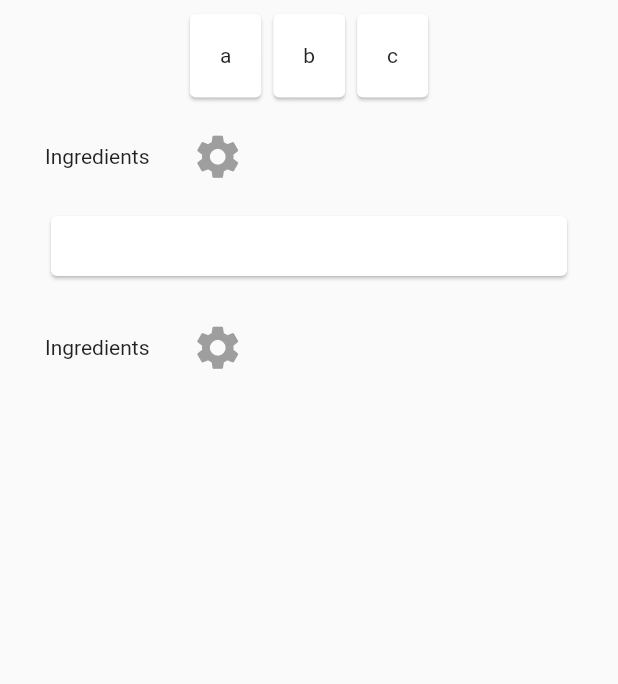
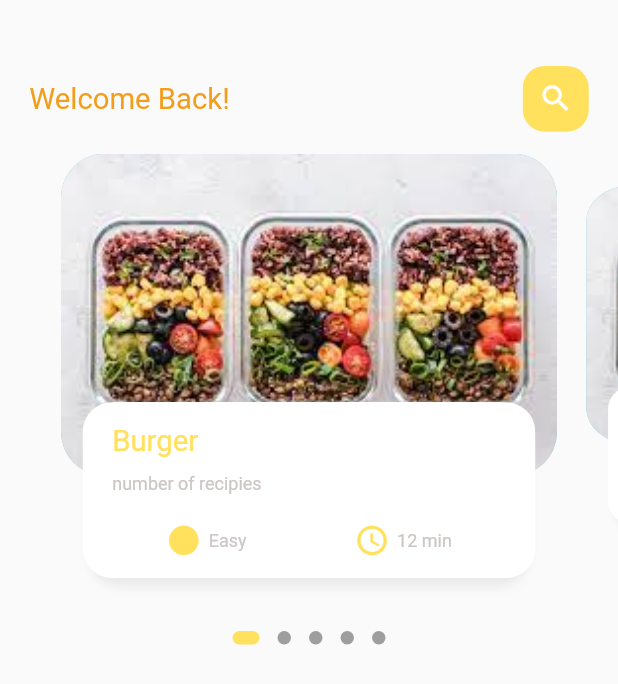
Before and after one commit to Evilfudge/ReciPosts, a Flutter app: the HomePage screen opened directly, on a phone screen of 412 x 824 dp. Shown: the top 684 px of the screen. Run offline on Flutter 3.47's test engine with Material 2 defaults, Android fonts, the phone set to English and light mode, and no system bars; drawn by our look-alikes of dots_indicator; our stand-ins replace get; Roboto replaces fonts that are missing (Anybody).

Commit message:
building home page

```diff
--- /dev/null
+++ b/lib/Home/HomeBody.dart
@@ -0,0 +1,172 @@
+import 'package:dots_indicator/dots_indicator.dart';
+import 'package:flutter/cupertino.dart';
+import 'package:flutter/material.dart';
+import 'package:recies/colors/colorPallete.dart';
+import 'package:recies/diminsions.dart';
+import 'package:recies/widgets/BText.dart';
+import 'package:recies/widgets/IconAndText.dart';
+import 'package:recies/widgets/SText.dart';
+
+
+class HomeBody extends StatefulWidget {
+  const HomeBody({Key? key}) : super(key: key);
+
+  @override
+  State<HomeBody> createState() => _HomeBodyState();
+}
+//
+class _HomeBodyState extends State<HomeBody> {
+  PageController pageController = PageController(viewportFraction: 0.85 );
+  var _currentPageValue = 0.0;
+  double _scaleFactor = 0.8;
+  double _height = Diminsions.pageViewContainer;
+
+  @override
+  void initState(){
+    super.initState();
+    pageController.addListener(() {
+     setState(() {
+       _currentPageValue = pageController.page!;
+
+
+     });
+    });
+  }
+
+  @override
+  void dispose(){
+    pageController.dispose();
+  }
+
+
+  @override
+  Widget build(BuildContext context) {
+    return Column(
+      children: [
+        Container(
+
+          height: Diminsions.pageView,
+          child: PageView.builder(
+              controller: pageController,
+              itemCount: 5,
+              itemBuilder: (context, position){
+                return _buildPageItem(position);
+              }),
+        ),
+    new DotsIndicator(
+    dotsCount: 5,
+    position: _currentPageValue,
+    decorator: DotsDecorator(
+    activeColor: colorPallete.prime,
+    size: const Size.square(9.0),
+    activeSize: const Size(18.0, 9.0),
+    activeShape: RoundedRectangleBorder(borderRadius: BorderRadius.circular(5.0)),
+    ),
+    )
+      ],
+    );
+  }
+  Widget _buildPageItem(int index){
+
+    Matrix4 matrix = Matrix4.identity();
+
+    if (index == _currentPageValue.floor()){
+      var currentScale = 1 - (_currentPageValue - index) * (1 - _scaleFactor);
+      var currenTransform = _height * (1 - currentScale) / 2;
+      matrix = Matrix4.diagonal3Values(1, currentScale, 1)..setTranslationRaw(0, currenTransform, 0);
+
+    }
+
+    else if (index == _currentPageValue.floor() + 1){
+      var currentScale = _scaleFactor + (_currentPageValue - index + 1) * (1 - _scaleFactor);
+      var currenTransform = _height * (1 - currentScale) / 2;
+
+      matrix = Matrix4.diagonal3Values(1, currentScale, 1)..setTranslationRaw(0, currenTransform, 0);
+    }
+
+    else if (index == _currentPageValue.floor() - 1){
+      var currentScale = 1 - (_currentPageValue - index) * (1 - _scaleFactor);
+      var currenTransform = _height * (1 - currentScale) / 2;
+
+      matrix = Matrix4.diagonal3Values(1, currentScale, 1)..setTranslationRaw(0, currenTransform, 0);
+    }
+    else{
+      var currentScale = 0.8;
+      matrix = Matrix4.diagonal3Values(1, currentScale, 1)..setTranslationRaw(0, _height * (1 - _scaleFactor) / 2, 1);
+    }
+
+    return Transform(
+      transform: matrix,
+      child: Stack(
+        children: [
+          Container(
+            height: Diminsions.pageViewContainer,
+            margin: EdgeInsets.only(left: Diminsions.width10, right: Diminsions.width10),
+            decoration: BoxDecoration(
+                borderRadius: BorderRadius.circular(Diminsions.radius30),
+                color: Color(0xFF69c5df),
+                image: DecorationImage(
+                    fit: BoxFit.cover,
+                    image: AssetImage(
+                        "assets/image/food1.jpeg"
+                    )
+                )
+            ),
+          ),
+          Align(
+            alignment: Alignment.bottomCenter,
+            child: Container(
+              height: Diminsions.pageViewTextContainer,
+              margin: EdgeInsets.only(left: Diminsions.width30, right: Diminsions.width30, bottom: Diminsions.height30),
+              decoration: BoxDecoration(
+                  borderRadius: BorderRadius.circular(Diminsions.radius20),
+                  color: Colors.white,
+                  boxShadow: [
+                    BoxShadow(
+                      color: Color(0xFFe8e8e8),
+                      blurRadius: 5.0,
+                      offset: Offset(0, 5)
+                    ),
+                    BoxShadow(
+                      color: Colors.white,
+                      offset: Offset(-5, 0)
+                    ),
+                    BoxShadow(
+                        color: Colors.white,
+                        offset: Offset(5, 0)
+                    ),
+                  ]
+              ),
+              child: Container(
+                padding: EdgeInsets.only(top: Diminsions.paddingheight15, left: Diminsions.paddingwidth15, right: Diminsions.paddingwidth15),
+                child: Column(
+                  crossAxisAlignment: CrossAxisAlignment.start,
+                  children: [
+                    BText(text: "Burger"),
+                    SizedBox(height: Diminsions.height10,),
+                    Row(
+                      children: [
+                        SText(text: "number of recipies"),
+
+                      ],
+                    ),
+                    SizedBox(height: Diminsions.height20,),
+                    Row(
+                      mainAxisAlignment: MainAxisAlignment.spaceAround,
+                      children: [
+
+                       IconAndText(icon: Icons.circle_sharp, text: "Easy", color: colorPallete.light, iconColor: colorPallete.prime),
+                       IconAndText(icon: Icons.access_time_rounded, text: "12 min", color: colorPallete.light, iconColor: colorPallete.prime)
+                      ],
+                    )
+                  ],
+                ),
+              ),
+
+            ),
+          )
+        ],
+      ),
+    );
+  }
+}
--- /dev/null
+++ b/lib/Home/HomePage.dart
@@ -0,0 +1,57 @@
+import 'package:flutter/cupertino.dart';
+import 'package:flutter/material.dart';
+import 'package:recies/colors/colorPallete.dart';
+import 'package:recies/diminsions.dart';
+import 'package:recies/widgets/BText.dart';
+
+import 'HomeBody.dart';
+
+class HomePage extends StatefulWidget {
+  const HomePage({Key? key}) : super(key: key);
+
+  @override
+  State<HomePage> createState() => _HomePageState();
+}
+
+class _HomePageState extends State<HomePage> {
+  @override
+  Widget build(BuildContext context) {
+
+    return  Scaffold(
+      body: Column(
+        children: [
+          Container(
+            child: Container(
+              margin: EdgeInsets.only(top: Diminsions.height45, bottom: Diminsions.paddingheight15),
+              padding: EdgeInsets.only(left: Diminsions.width20, right: Diminsions.width20),
+              child: Row(
+                mainAxisAlignment: MainAxisAlignment.spaceBetween,
+                children: [
+                  Column(
+                    children: [
+                      BText(text: "Welcome Back!", color: colorPallete.secondary),
+
+                    ],
+                  ),
+                  Center(
+                    child: Container(
+                      width: Diminsions.width45,
+                      height: Diminsions.height45,
+                      child: Icon(Icons.search,color: Colors.white, size: Diminsions.iconSizeDefault,),
+                      decoration: BoxDecoration(
+                        borderRadius: BorderRadius.circular(Diminsions.radius15),
+                        color: colorPallete.prime,
+                      ),
+                    ),
+                  )
+                ],
+              ),
+            ),
+
+          ),
+          HomeBody(),
+        ],
+      ),
+    );
+  }
+}
--- /dev/null
+++ b/lib/colors/colorPallete.dart
@@ -0,0 +1,12 @@
+
+import 'dart:ui';
+
+class colorPallete{
+  static final Color prime = const Color(0xFFFFE15D);
+  static final Color secondary = const Color(0xFFF49D1A);
+  static final Color accent = const Color(0xFFDC3535);
+  static final Color fourth = const Color(0xFFB01E68);
+  static final Color blackLight = const Color(0xFF332d2b);
+  static final Color light = const Color(0xFFccc7c5);
+
+}
--- /dev/null
+++ b/lib/diminsions.dart
@@ -0,0 +1,27 @@
+import 'package:get/get.dart';
+
+class Diminsions{
+  static double screenHeight = Get.context!.height;
+  static double screenWidth = Get.context!.width;
+
+  static double pageViewContainer = screenHeight / 3.84;
+  static double pageViewTextContainer = screenHeight / 7.03;
+  static double pageView = screenHeight / 2.64;
+  static double height10 = screenHeight / 84.4;
+  static double height20 = screenHeight / 42.2;
+  static double height30 = screenHeight / 28.13;
+  static double height45 = screenHeight / 18.76;
+  static double paddingheight15 = screenHeight / 56.27;
+  static double width10 = screenHeight / 84.4;
+  static double width20 = screenHeight / 42.2;
+  static double width30 = screenHeight / 28.13;
+  static double width45 = screenHeight / 18.76;
+  static double paddingwidth15 = screenHeight / 56.27;
+  static double font20 = screenHeight / 42.2;
+  static double radius15 = screenHeight / 56.27;
+  static double radius20 = screenHeight / 42.2;
+  static double radius30 = screenHeight / 28.13;
+  static double iconSizeDefault = screenHeight / 35.17;
+
+
+}
--- a/lib/main.dart
+++ b/lib/main.dart
@@ -1,255 +1,24 @@
 import 'package:flutter/material.dart';
+import 'package:get/get_navigation/src/root/get_material_app.dart';
+import 'package:recies/Home/HomePage.dart';
 
 void main() {
-  runApp(const ReciPosts());
+  runApp(const MyApp());
 }
 
-class ReciPosts extends StatelessWidget {
-  const ReciPosts({super.key});
+class MyApp extends StatelessWidget {
+  const MyApp({super.key});
 
-  static const String _title = 'ReciPosts';
+  // This widget is the root of your application.
   @override
   Widget build(BuildContext context) {
-    return ReciPostsTheme(title: _title);
-  }
-}
-
-class ReciPostsTheme extends StatelessWidget {
-  const ReciPostsTheme({
-    Key? key,
-    required String title,
-  }) : _title = title, super(key: key);
-
-  final String _title;
-
-  @override
-  Widget build(BuildContext context) {
-    return MaterialApp(
+    return GetMaterialApp(
+      title: 'Flutter Demo',
       debugShowCheckedModeBanner: false,
-      title: _title,
       theme: ThemeData(
-          colorScheme: const ColorScheme.light(),
-          fontFamily: 'Anybody',
-          appBarTheme: const AppBarTheme(backgroundColor: Colors.amber)),
-      darkTheme: ThemeData(
-          colorScheme: const ColorScheme.dark(),
-          fontFamily: 'Anybody',
-          appBarTheme: const AppBarTheme(backgroundColor: Colors.blue)),
-      themeMode: ThemeMode.system,
-      home: Scaffold(
-        appBar: AppBar(
-          title: Text(_title),
-        ),
-        body: HomePage(),
+        primarySwatch: Colors.blue,
       ),
+      home: const HomePage(),
     );
   }
 }
-
-class HomePage extends StatefulWidget {
-  const HomePage({super.key});
-
-  @override
-  State<HomePage> createState() => _HomePageState();
-}
-
-class _HomePageState extends State<HomePage> {
-  List<RecipeButtonText> btnText = [
-    RecipeButtonText(text: 'a'),
-    RecipeButtonText(text: 'b'),
-    RecipeButtonText(text: 'c')
-  ];
-
-  List<RecipeIngredients> listIngredient = [
-    RecipeIngredients(ingredient: 'Flour'),
-    RecipeIngredients(ingredient: 'Water'),
-    RecipeIngredients(ingredient: 'Yeast'),
-    RecipeIngredients(ingredient: 'Sugar'),
-  ];
-
-  List<RecipeVariation> listVariation = [
-    RecipeVariation(variation: 'Basic', ingredientOption: [
-      'Flour',
-      'Water',
-      'Yeast'
-    ]),
-    RecipeVariation(variation: 'Extra Rise', ingredientOption: [
-      'Flour',
-      'Water',
-      'Yeast',
-      'Sugar'
-    ]),
-  ];
-  List<RecipeInstructions> listInstruction = [
-    RecipeInstructions(variation: 'Basic', instructionOption: [
-      'Mix flour and water',
-      'Let rise',
-      '???',
-      'Profit'
-    ])
-  ];
-  @override
-
-  Widget build(BuildContext context) {
-    return Container(
-      margin: const EdgeInsets.symmetric(horizontal: 30),
-      child: ListView(
-        children: [
-          Container(
-            margin: const EdgeInsets.symmetric(vertical: 5),
-            child: Row(
-              mainAxisAlignment: MainAxisAlignment.center,
-              children: btnText.map((btnTitle) => cardButton(btnTitle)).toList()
-            ),
-          ),
-          TitleSetting(),
-          Container(
-            margin: const EdgeInsets.symmetric(vertical: 5),
-            child: Column(
-              mainAxisAlignment: MainAxisAlignment.center,
-              children:
-                listVariation.map((variant) => cardText(variant)).toList()
-            ),
-          ),
-          TitleSetting(),
-          // Container(
-          //   margin: const EdgeInsets.symmetric(vertical: 5),
-          //   child: Column(
-          //     mainAxisAlignment: MainAxisAlignment.center,
-          //     children:
-          //       listInstruction.map((instruction) => cardText(instruction)).toList()
-          //   ),
-          // )
-        ],
-      ),
-    );
-  }
-
-  Widget cardButton(btnTitle){
-    return Card(
-      clipBehavior: Clip.hardEdge,
-      child: InkWell(
-          splashColor: Colors.blue.withAlpha(30),
-          onTap: () {
-            recipeOption(context, btnTitle.text);
-          },
-          child: Container(
-              padding: const EdgeInsets.all(20),
-              decoration: BoxDecoration(borderRadius: BorderRadius.circular(5)),
-              child: Text(btnTitle.text)
-          )
-      ),
-    );
-  }
-  Widget cardText(variant) {
-    if (variant.variation == 'Basic'){
-      variant.ingredientOption.forEach((n) => debugPrint(n));
-      return Card(
-          child: Container(
-              padding: const EdgeInsets.all(20),
-              decoration: BoxDecoration(borderRadius: BorderRadius.circular(5)),
-              child: variant.ingredientOption.forEach((n) => Text(n))
-          ),
-      );
-    } else {return const Card();}
-  }
-  recipeOption(BuildContext context, String text) {
-
-    Widget testOne = SimpleDialogOption(
-      child: const Text('date one'),
-      onPressed: () {
-        //function
-        Navigator.of(context).pop();
-      },
-    );
-
-    Widget testTwo = SimpleDialogOption(
-      child: const Text('date two'),
-      onPressed: () {
-        //function
-        Navigator.of(context).pop();
-      },
-    );
-
-    Widget testThree = SimpleDialogOption(
-      child: const Text('date three'),
-      onPressed: () {
-        //function
-        Navigator.of(context).pop();
-      },
-    );
-
-    SimpleDialog dialog = SimpleDialog(
-      title: const Text('Recipe:'),
-      children: [
-        if(text == 'a') ...[
-          testOne,
-        ] else if(text == 'b') ...[
-          testTwo,
-        ] else if(text == 'c') ...[
-          testThree,
-        ]
-      ],
-    );
-
-    showDialog(
-      context: context,
-      builder: (BuildContext context) {
-        return dialog;
-      },
-    );
-
-  }
-}
-
-
-class TitleSetting extends StatelessWidget {
-  const TitleSetting({
-    Key? key,
-  }) : super(key: key);
-
-  @override
-  Widget build(BuildContext context) {
-    return Container(
-      margin: EdgeInsets.symmetric(vertical: 5),
-      child: Row(
-        children: <Widget>[
-          Text('Ingredients'),
-          SizedBox(width: 20),
-          IconButton(
-            icon: Icon(Icons.settings),
-            color: Colors.grey,
-            iconSize: 35.0,
-            tooltip: 'Settings',
-            onPressed: () {
-                print('Success');
-            },
-          )
-        ],
-      ),
-    );
-  }
-}
-
-
-class RecipeButtonText {
-  String text;
-  RecipeButtonText({required this.text});
-}
-
-class RecipeIngredients {
-  String ingredient;
-  RecipeIngredients({required this.ingredient});
-}
-
-class RecipeVariation {
-  String variation;
-  List<String> ingredientOption;
-  RecipeVariation({required this.variation, required this.ingredientOption});
-}
-
-class RecipeInstructions {
-  String variation;
-  List<String> instructionOption;
-  RecipeInstructions({required this.variation, required this.instructionOption});
-}
--- /dev/null
+++ b/lib/widgets/BText.dart
@@ -0,0 +1,27 @@
+import 'package:flutter/cupertino.dart';
+import 'package:recies/diminsions.dart';
+
+class BText extends StatelessWidget {
+
+   Color? color;
+  final String text;
+  double size;
+  TextOverflow overflow;
+
+  BText({Key? key, this.color = const Color(0xFFFFE15D), required this.text, this.size = 0,this.overflow = TextOverflow.ellipsis}) : super(key: key);
+
+  @override
+  Widget build(BuildContext context) {
+    return Text(
+      text,
+      maxLines: 1,
+      overflow: overflow,
+      style: TextStyle(
+        fontFamily: 'Roboto',
+        fontSize: size == 0 ? Diminsions.font20 : size,
+        color: color,
+        fontWeight: FontWeight.w400
+      ),
+    );
+  }
+}
--- /dev/null
+++ b/lib/widgets/IconAndText.dart
@@ -0,0 +1,28 @@
+import 'package:flutter/cupertino.dart';
+import 'package:recies/diminsions.dart';
+import 'package:recies/widgets/SText.dart';
+
+class IconAndText extends StatelessWidget {
+
+  final IconData icon;
+  final String text;
+  final Color color;
+  final Color iconColor;
+
+  const IconAndText({Key? key,
+                      required this.icon,
+                      required this.text,
+                      required this.color,
+                      required this.iconColor}) : super(key: key);
+
+  @override
+  Widget build(BuildContext context) {
+    return Row(
+      children: [
+        Icon(icon, color: iconColor, size: Diminsions.iconSizeDefault,),
+        SizedBox(width: 5,),
+        SText(text: text, color: color),
+      ],
+    );
+  }
+}
--- /dev/null
+++ b/lib/widgets/SText.dart
@@ -0,0 +1,25 @@
+import 'package:flutter/cupertino.dart';
+
+class SText extends StatelessWidget {
+
+  Color? color;
+  final String text;
+  double size = 12;
+  double height;
+
+  SText({Key? key, this.color = const Color(0xFFccc7c5), required this.text, this.size = 12, this.height = 1.2}) : super(key: key);
+
+  @override
+  Widget build(BuildContext context) {
+    return Text(
+      text,
+
+      style: TextStyle(
+          fontFamily: 'Roboto',
+          fontSize: size,
+          color: color,
+          height: height
+      ),
+    );
+  }
+}
```
Also changed, not shown: pubspec.yaml (+19 -66 lines), assets/font/Roboto-Black.ttf (added), assets/font/Roboto-Bold.ttf (added), assets/font/Roboto-Medium.ttf (added), assets/font/Roboto-Regular.ttf (added), assets/image/food1.jpeg (added), pubspec.lock.
